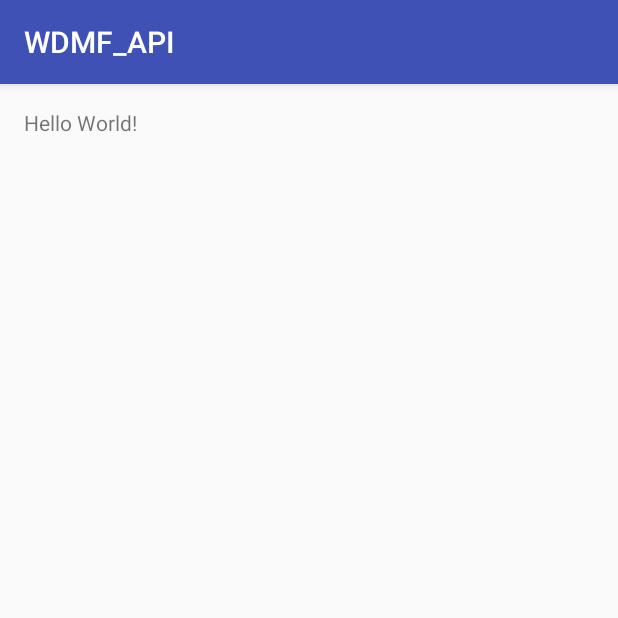
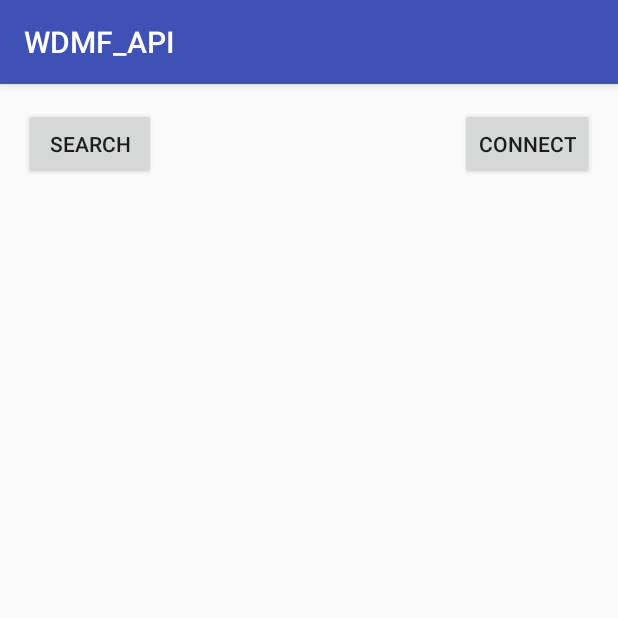
Before and after one commit to manuelgr0/DS_Project4, an Android app: the screen it shows after launch (MainActivity), on a phone screen of 412 x 824 dp, the top half of it. Run offline under Robolectric (Android 15) with nearby library versions, the phone set to English and light mode, and no system bars.

Commit message:
API: WiFi Direct Connection
(not yet finished, but running!)

```diff
--- a/API/WDMF_API/app/src/main/java/ch/ethz/inf/vs/a4/wdmf_api/MainActivity.java
+++ b/API/WDMF_API/app/src/main/java/ch/ethz/inf/vs/a4/wdmf_api/MainActivity.java
@@ -1,13 +1,123 @@
 package ch.ethz.inf.vs.a4.wdmf_api;
 
+import android.content.BroadcastReceiver;
+import android.content.Context;
+import android.content.IntentFilter;
+import android.net.wifi.p2p.WifiP2pConfig;
+import android.net.wifi.p2p.WifiP2pDevice;
+import android.net.wifi.p2p.WifiP2pManager;
 import android.support.v7.app.AppCompatActivity;
 import android.os.Bundle;
+import android.util.Log;
+import android.view.View;
+import android.widget.Button;
+import android.widget.TextView;
+
+import java.util.ArrayList;
 
 public class MainActivity extends AppCompatActivity {
+
+    WifiP2pManager mManager;
+    WifiP2pManager.Channel mChannel;
+    BroadcastReceiver mReceiver;
+    IntentFilter mIntentFilter;
+    private ArrayList<WifiP2pDevice> peers_list;
 
     @Override
     protected void onCreate(Bundle savedInstanceState) {
         super.onCreate(savedInstanceState);
         setContentView(R.layout.activity_main);
+
+        mManager = (WifiP2pManager) getSystemService(Context.WIFI_P2P_SERVICE);
+        mChannel = mManager.initialize(this, getMainLooper(), null);
+        mReceiver = new WiFiDirectBroadcastReceiver(mManager, mChannel, this);
+        peers_list = new ArrayList<WifiP2pDevice>();
+
+        mIntentFilter = new IntentFilter();
+        mIntentFilter.addAction(WifiP2pManager.WIFI_P2P_STATE_CHANGED_ACTION);
+        mIntentFilter.addAction(WifiP2pManager.WIFI_P2P_PEERS_CHANGED_ACTION);
+        mIntentFilter.addAction(WifiP2pManager.WIFI_P2P_CONNECTION_CHANGED_ACTION);
+        mIntentFilter.addAction(WifiP2pManager.WIFI_P2P_THIS_DEVICE_CHANGED_ACTION);
+
+        Button btn_search = (Button) findViewById(R.id.search);
+        btn_search.setOnClickListener(new View.OnClickListener() {
+            @Override
+            public void onClick(View v) {
+                discoverPeers();
+            }
+        });
+        Button btn_connect = (Button) findViewById(R.id.connect);
+        btn_connect.setOnClickListener(new View.OnClickListener() {
+            @Override
+            public void onClick(View v) {
+                connectPeers();
+            }
+        });
+    }
+
+    /* register the broadcast receiver with the intent values to be matched */
+    @Override
+    protected void onResume() {
+        super.onResume();
+        registerReceiver(mReceiver, mIntentFilter);
+    }
+
+    /* unregister the broadcast receiver */
+    @Override
+    protected void onPause() {
+        super.onPause();
+        unregisterReceiver(mReceiver);
+    }
+
+    void discoverPeers() {
+        mManager.discoverPeers(mChannel, new WifiP2pManager.ActionListener() {
+            @Override
+            public void onSuccess() {
+                //when successful
+                //TODO
+                Log.d("discoverPeers   :   ", peers_list.toString());
+            }
+
+            @Override
+            public void onFailure(int reasonCode) {
+                //when there was a problem
+                //TODO
+            }
+        });
+    }
+
+    void connectPeers() {
+        //connects to every peers around
+        if (this.peers_list.size() == 0) {
+            TextView research = (TextView) findViewById(R.id.research);
+            research.setText("Found 0 device :'(");
+            return;
+        }
+        for (WifiP2pDevice device : this.peers_list) {
+            WifiP2pConfig config = new WifiP2pConfig();
+            config.deviceAddress = device.deviceAddress;
+            final String s = config.deviceAddress;
+            mManager.connect(mChannel, config, new WifiP2pManager.ActionListener() {
+                @Override
+                public void onSuccess() {
+                    //if it connected, we display the info of the device on the screen
+                    TextView text = (TextView) findViewById(R.id.device);
+                    String devices_connected = text.getText().toString() + "\n" + s;
+                    text.setText(devices_connected);
+                }
+                @Override
+                public void onFailure(int reason) {
+                    //TODO
+                }
+            });
+        }
+    }
+
+    ArrayList<WifiP2pDevice> getPeersList() {
+        return this.peers_list;
+    }
+
+    void setPeersList(ArrayList<WifiP2pDevice> a) {
+        this.peers_list = a;
     }
 }
--- /dev/null
+++ b/API/WDMF_API/app/src/main/java/ch/ethz/inf/vs/a4/wdmf_api/WiFiDirectBroadcastReceiver.java
@@ -0,0 +1,68 @@
+package ch.ethz.inf.vs.a4.wdmf_api;
+
+import android.content.BroadcastReceiver;
+import android.content.Context;
+import android.content.Intent;
+import android.net.wifi.p2p.WifiP2pDevice;
+import android.net.wifi.p2p.WifiP2pDeviceList;
+import android.net.wifi.p2p.WifiP2pManager;
+import android.widget.TextView;
+
+import java.util.ArrayList;
+
+public class WiFiDirectBroadcastReceiver extends BroadcastReceiver {
+    private WifiP2pManager mManager;
+    private WifiP2pManager.Channel mChannel;
+    private MainActivity mActivity;
+
+    public WiFiDirectBroadcastReceiver(WifiP2pManager manager, WifiP2pManager.Channel channel, MainActivity activity) {
+        super();
+            this.mManager = manager;
+            this.mChannel = channel;
+            this.mActivity = activity;
+    }
+
+
+    @Override
+    public void onReceive(Context context, Intent intent) {
+        String action = intent.getAction();
+
+        if (WifiP2pManager.WIFI_P2P_STATE_CHANGED_ACTION.equals(action)) {
+            // Check to see if Wi-Fi is enabled and notify appropriate activity
+
+            int state = intent.getIntExtra(WifiP2pManager.EXTRA_WIFI_STATE, -1);
+            if (state == WifiP2pManager.WIFI_P2P_STATE_ENABLED) {
+                // Wifi P2P is enabled
+            } else {
+                // Wi-Fi P2P is not enabled
+            }
+        } else if (WifiP2pManager.WIFI_P2P_PEERS_CHANGED_ACTION.equals(action)) {
+            // Call WifiP2pManager.requestPeers() to get a list of current peers
+
+            // request available peers from the wifi p2p manager. This is an
+            // asynchronous call and the calling activity is notified with a
+            // callback on PeerListListener.onPeersAvailable()
+            if (mManager != null) {
+                mManager.requestPeers(mChannel, myPeerListListener);
+            }
+        } else if (WifiP2pManager.WIFI_P2P_CONNECTION_CHANGED_ACTION.equals(action)) {
+            // Respond to new connection or disconnections
+        } else if (WifiP2pManager.WIFI_P2P_THIS_DEVICE_CHANGED_ACTION.equals(action)) {
+            // Respond to this device's wifi state changing
+        }
+    }
+
+    private WifiP2pManager.PeerListListener myPeerListListener = new WifiP2pManager.PeerListListener() {
+        @Override
+        public void onPeersAvailable(WifiP2pDeviceList peers) {
+            // here, we are putting the discovered peers into
+            //the list of peers of the activity .
+            ArrayList<WifiP2pDevice> list= new ArrayList<WifiP2pDevice>(peers.getDeviceList());
+            mActivity.setPeersList(list);
+            //just displaying how many devices were found
+            TextView research = (TextView)mActivity.findViewById(R.id.research);
+            int nbr = mActivity.getPeersList().size();
+            research.setText("Found "+nbr+" devices :D");
+        }
+    };
+}
--- a/API/WDMF_API/app/src/main/res/layout/activity_main.xml
+++ b/API/WDMF_API/app/src/main/res/layout/activity_main.xml
@@ -10,8 +10,33 @@
     android:paddingTop="@dimen/activity_vertical_margin"
     tools:context="ch.ethz.inf.vs.a4.wdmf_api.MainActivity">
 
+    <Button
+        android:text="Search"
+        android:layout_width="wrap_content"
+        android:layout_height="wrap_content"
+        android:id="@+id/search"
+        android:layout_alignParentTop="true"
+        android:layout_alignParentStart="true" />
+
+    <Button
+        android:text="Connect"
+        android:layout_width="wrap_content"
+        android:layout_height="wrap_content"
+        android:layout_alignParentTop="true"
+        android:layout_alignParentEnd="true"
+        android:id="@+id/connect" />
+
     <TextView
         android:layout_width="wrap_content"
         android:layout_height="wrap_content"
-        android:text="Hello World!" />
+        android:id="@+id/research"
+        android:layout_centerVertical="true"
+        android:layout_toEndOf="@+id/research" />
+
+    <TextView
+        android:layout_width="wrap_content"
+        android:layout_height="wrap_content"
+        android:id="@+id/device"
+        android:layout_centerVertical="true"
+        android:layout_centerHorizontal="true" />
 </RelativeLayout>
```
Also changed, not shown: API/WDMF_API/app/src/main/AndroidManifest.xml (+17 -0 lines).
